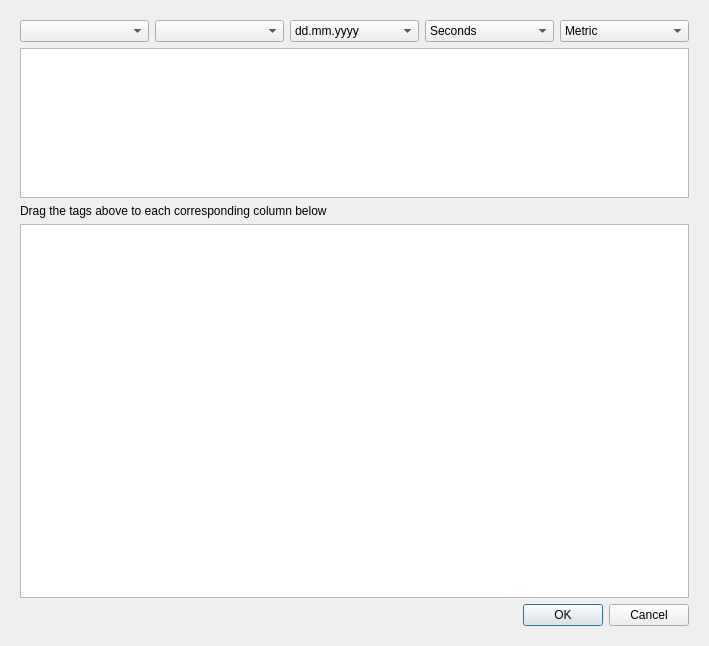
The window that qt-ui/divelogimportdialog.ui (subsurface/subsurface) describes before a commit, drawn with Qt 5.
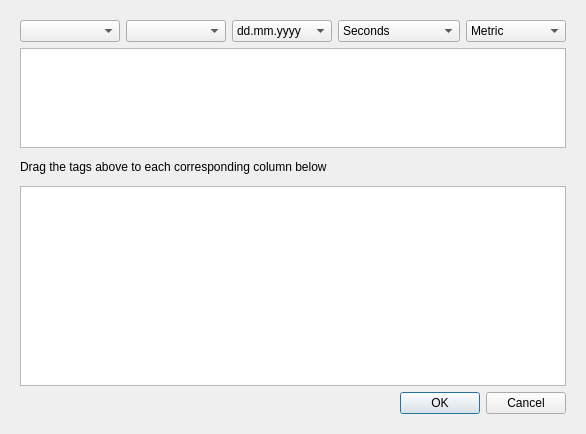
The same window after the commit. Icons and pictures are not drawn. Custom widgets are drawn as their Qt base class.

Commit message: Better sizings for the CSV dialog

Diff of the .ui file:
```diff
--- a/qt-ui/divelogimportdialog.ui
+++ b/qt-ui/divelogimportdialog.ui
@@ -6,8 +6,8 @@
    <rect>
     <x>0</x>
     <y>0</y>
-    <width>709</width>
-    <height>646</height>
+    <width>586</width>
+    <height>434</height>
    </rect>
   </property>
   <property name="windowTitle">
@@ -102,7 +102,7 @@
            <property name="maximumSize">
             <size>
              <width>16777215</width>
-             <height>150</height>
+             <height>100</height>
             </size>
            </property>
            <property name="viewMode">
@@ -118,7 +118,14 @@
           </widget>
          </item>
          <item>
-          <widget class="ColumnDropCSVView" name="tableView"/>
+          <widget class="ColumnDropCSVView" name="tableView">
+           <property name="maximumSize">
+            <size>
+             <width>16777215</width>
+             <height>200</height>
+            </size>
+           </property>
+          </widget>
          </item>
          <item>
           <widget class="QDialogButtonBox" name="buttonBox">
```
